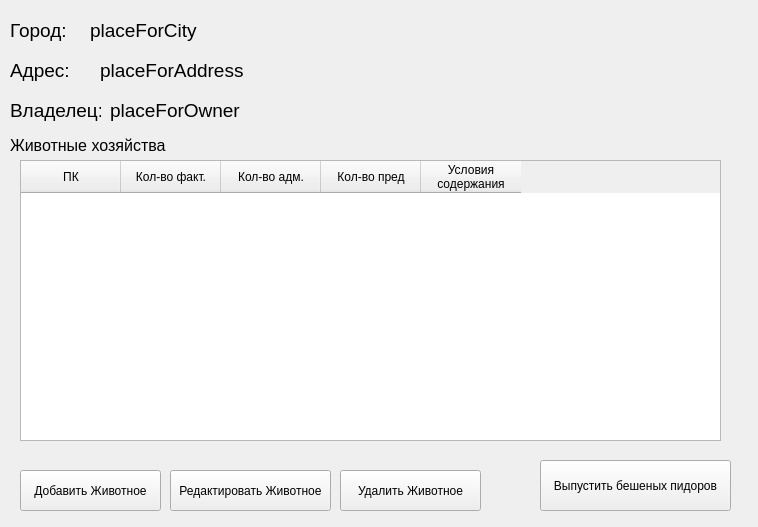
Above: uis/report_creation.ui from yuriiudodov/taurus-project before the change. Below: the same form after it.
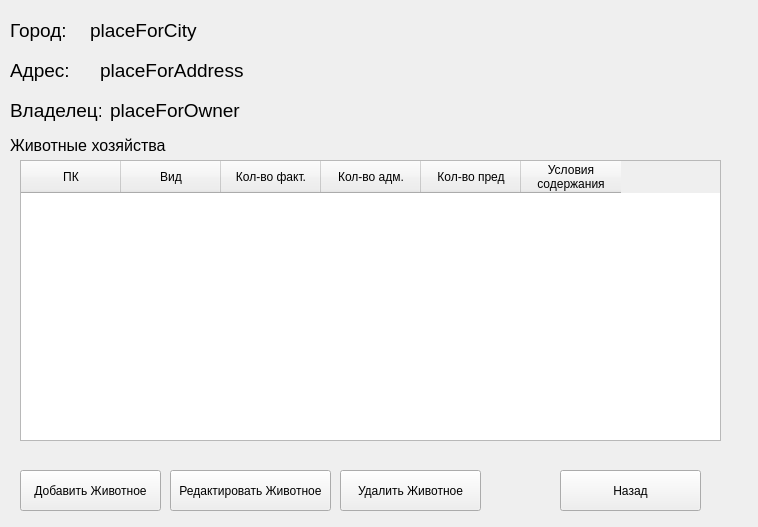
That is the form after the change. Icons and pictures are not drawn.

Commit message: отредачил окно c табличкой которое добавлять животнцх и добавил юи файл как оно должно выглядеть, не дукмаю что в состоянии выебанной собаки я смогу адекватно перенести весь этот ебейший код

What changed in the file:
```diff
--- a/uis/report_creation.ui
+++ b/uis/report_creation.ui
@@ -143,6 +143,11 @@
      <string>ПК</string>
     </property>
    </column>
+   <column>
+    <property name="text">
+     <string>Вид</string>
+    </property>
+   </column>
    <column>
     <property name="text">
      <string>Кол-во факт.</string>
@@ -196,25 +201,6 @@
     <string>Добавить Животное</string>
    </property>
   </widget>
-  <widget class="QPushButton" name="createHouseholdReport">
-   <property name="geometry">
-    <rect>
-     <x>540</x>
-     <y>460</y>
-     <width>191</width>
-     <height>51</height>
-    </rect>
-   </property>
-   <property name="toolTip">
-    <string comment="Выпуск отчёта и запись в файл" extracomment="Выпуск отчёта и запись в файл">Выпуск отчёта и запись в файл</string>
-   </property>
-   <property name="toolTipDuration">
-    <number>2</number>
-   </property>
-   <property name="text">
-    <string>Выпустить бешеных пидоров</string>
-   </property>
-  </widget>
   <widget class="QPushButton" name="documentDeleteAnimal">
    <property name="geometry">
     <rect>
@@ -241,6 +227,19 @@
     <string>Редактировать Животное</string>
    </property>
   </widget>
+  <widget class="QPushButton" name="documentCancelButton">
+   <property name="geometry">
+    <rect>
+     <x>560</x>
+     <y>470</y>
+     <width>141</width>
+     <height>41</height>
+    </rect>
+   </property>
+   <property name="text">
+    <string>Назад</string>
+   </property>
+  </widget>
  </widget>
  <resources/>
  <connections/>
```
Left out of the diff: 3 changed lines with no effect on the pictures. The commit also changes 3 other files.
